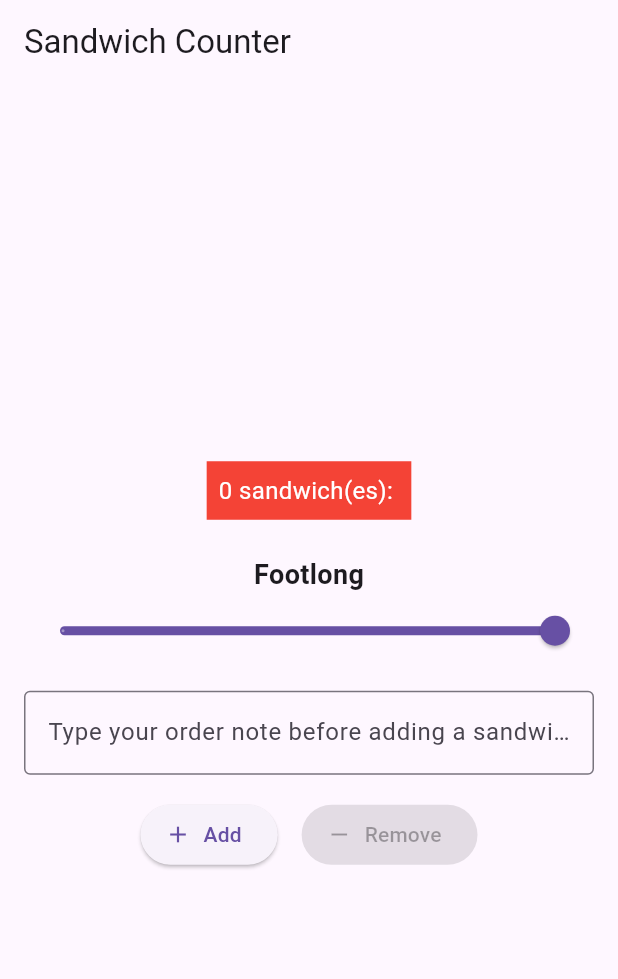
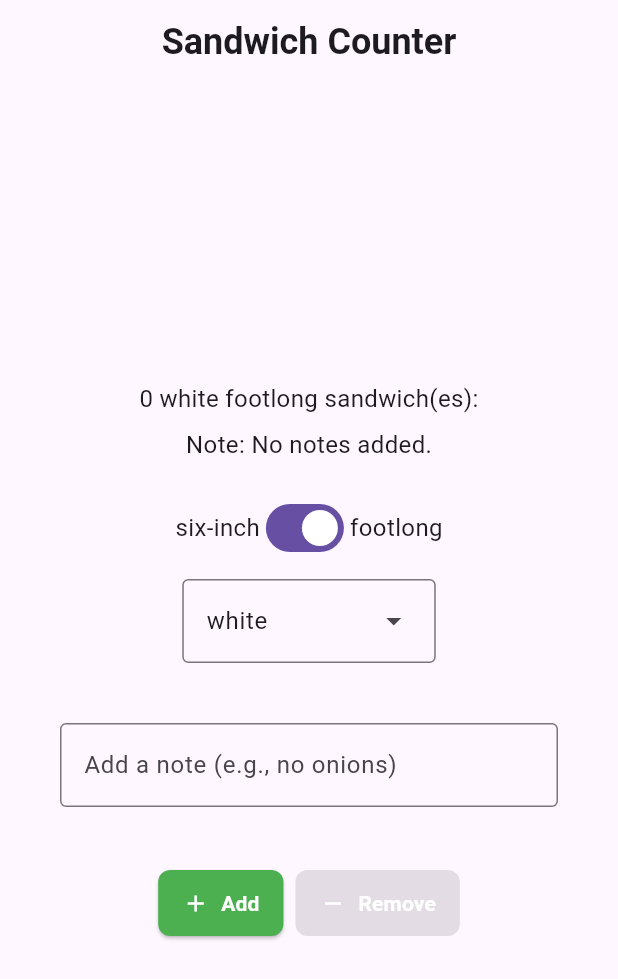
Before and after one commit to Oskar-Wieczorek-2005/first_app, a Flutter app: the screen it shows after launch, on a phone screen of 412 x 824 dp. Shown: the top 979 px of the screen. Run offline on Flutter 3.47's test engine with Material 3 defaults, Android fonts, the phone set to English and light mode, and no system bars.

Commit message:
inmliment all give code and fix errors

```diff
--- a/lib/main.dart
+++ b/lib/main.dart
@@ -1,5 +1,8 @@
 import 'package:flutter/material.dart';
 import 'views/app_styles.dart';
+import 'repositories/order_repository.dart';
+
+enum BreadType { white, wheat, wholemeal }
 
 void main() {
   runApp(const App()); //Hi Ozi <3 I love you so much :) - A.W
@@ -17,150 +20,232 @@ class App extends StatelessWidget {
   }
 }
 
-class OrderItemDisplay extends StatelessWidget {
-  final int quantity;
-  final List<String> descriptions;
+/// A reusable styled button widget
+class StyledButton extends StatelessWidget {
+  final VoidCallback? onPressed;
+  final IconData icon;
+  final String label;
+  final Color backgroundColor;
 
-  const OrderItemDisplay(this.quantity, this.descriptions, {super.key});
+  const StyledButton({
+    super.key,
+    required this.onPressed,
+    required this.icon,
+    required this.label,
+    required this.backgroundColor,
+  });
 
   @override
   Widget build(BuildContext context) {
-    return Container(
-      color: Colors.red,
-      padding: const EdgeInsets.all(8.0),
-      margin: const EdgeInsets.symmetric(vertical: 8.0),
-      child: Column(
-        crossAxisAlignment: CrossAxisAlignment.start,
-        children: [
-          Text(
-            '$quantity sandwich(es): ${'🥪' * quantity}',
-            style: const TextStyle(color: Colors.white, fontSize: 16),
+    return ElevatedButton.icon(
+      onPressed: onPressed,
+      icon: Icon(icon, color: Colors.white),
+      label: Text(
+        label,
+        style: const TextStyle(
+          color: Colors.white,
+          fontWeight: FontWeight.bold,
         ),
-          if (descriptions.isNotEmpty)
-            Column(
-              crossAxisAlignment: CrossAxisAlignment.start,
-              children: descriptions
-                  .asMap()
-                  .entries
-                  .map((entry) => Text(
-                        'Sandwich ${entry.key + 1}: ${entry.value}',
-                        style: const TextStyle(color: Colors.white70),
-                      ))
-                  .toList(),
       ),
-        ],
+      style: ElevatedButton.styleFrom(
+        backgroundColor: backgroundColor,
+        padding: const EdgeInsets.symmetric(horizontal: 16, vertical: 12),
+        shape: RoundedRectangleBorder(
+          borderRadius: BorderRadius.circular(8),
+        ),
       ),
     );
   }
 }
 
+/// Displays the order item information (quantity, bread type, notes, etc.)
+class OrderItemDisplay extends StatelessWidget {
+  final int quantity;
+  final String itemType;
+  final BreadType breadType;
+  final String orderNote;
+
+  const OrderItemDisplay({
+    super.key,
+    required this.quantity,
+    required this.itemType,
+    required this.breadType,
+    required this.orderNote,
+  });
+
+  @override
+  Widget build(BuildContext context) {
+    String displayText =
+        '$quantity ${breadType.name} $itemType sandwich(es): ${'🥪' * quantity}';
+
+    return Column(
+      children: [
+        Text(
+          displayText,
+          style: normalText,
+          textAlign: TextAlign.center,
+        ),
+        const SizedBox(height: 8),
+        Text(
+          'Note: $orderNote',
+          style: normalText,
+        ),
+      ],
+    );
+  }
+}
+
+/// Main order screen widget
 class OrderScreen extends StatefulWidget {
   final int maxQuantity;
 
   const OrderScreen({super.key, this.maxQuantity = 10});
 
   @override
-  State<OrderScreen> createState() => _OrderScreenState();
+  State<OrderScreen> createState() {
+    return _OrderScreenState();
+  }
 }
 
 class _OrderScreenState extends State<OrderScreen> {
-  int _quantity = 0;
-  final List<String> _descriptions = [];
-  final TextEditingController _descriptionController = TextEditingController();
-  double _sandwichTypeValue = 1; // 0 = Six-inch, 1 = Footlong
+  late final OrderRepository _orderRepository;
+  final TextEditingController _notesController = TextEditingController();
+  bool _isFootlong = true;
+  BreadType _selectedBreadType = BreadType.white;
 
-  void _increaseQuantity() {
-    if (_quantity < widget.maxQuantity) {
-      setState(() {
-        final type = _sandwichTypeValue == 1 ? 'Footlong' : 'Six-inch';
-        final noteText = _descriptionController.text.trim();
-        _descriptions
-            .add('[$type] ${noteText.isEmpty ? "(No note)" : noteText}');
-        _quantity++;
-        _descriptionController.clear();
+  @override
+  void initState() {
+    super.initState();
+    _orderRepository = OrderRepository(maxQuantity: widget.maxQuantity);
+    _notesController.addListener(() {
+      setState(() {});
     });
-    }
-  }
-
-  void _decreaseQuantity() {
-    if (_quantity > 0) {
-      setState(() {
-        _quantity--;
-        _descriptions.removeLast();
-      });
-    }
   }
 
   @override
   void dispose() {
-    _descriptionController.dispose();
+    _notesController.dispose();
     super.dispose();
+  }
+
+  VoidCallback? _getIncreaseCallback() {
+    if (_orderRepository.canIncrement) {
+      return () => setState(_orderRepository.increment);
+    }
+    return null;
+  }
+
+  VoidCallback? _getDecreaseCallback() {
+    if (_orderRepository.canDecrement) {
+      return () => setState(_orderRepository.decrement);
+    }
+    return null;
+  }
+
+  void _onSandwichTypeChanged(bool value) {
+    setState(() => _isFootlong = value);
+  }
+
+  void _onBreadTypeSelected(BreadType? value) {
+    if (value != null) {
+      setState(() => _selectedBreadType = value);
+    }
+  }
+
+  List<DropdownMenuEntry<BreadType>> _buildDropdownEntries() {
+    List<DropdownMenuEntry<BreadType>> entries = [];
+    for (BreadType bread in BreadType.values) {
+      DropdownMenuEntry<BreadType> newEntry = DropdownMenuEntry<BreadType>(
+        value: bread,
+        label: bread.name,
+      );
+      entries.add(newEntry);
+    }
+    return entries;
   }
 
   @override
   Widget build(BuildContext context) {
+    String sandwichType = _isFootlong ? 'footlong' : 'six-inch';
+
+    String noteForDisplay = _notesController.text.isEmpty
+        ? 'No notes added.'
+        : _notesController.text;
+
     return Scaffold(
       appBar: AppBar(
-        title: const Text('Sandwich Counter'),
+        title: const Text(
+          'Sandwich Counter',
+          style: heading1,
         ),
-      body: Padding(
-        padding: const EdgeInsets.all(16.0),
+        centerTitle: true,
+      ),
+      body: Center(
+        child: SingleChildScrollView(
+          padding: const EdgeInsets.symmetric(horizontal: 20, vertical: 30),
           child: Column(
             mainAxisAlignment: MainAxisAlignment.center,
             children: <Widget>[
-            OrderItemDisplay(_quantity, _descriptions),
-            const SizedBox(height: 16),
-            Column(
-              children: [
-                Text(
-                  _sandwichTypeValue == 1 ? 'Footlong' : 'Six-inch',
-                  style: const TextStyle(
-                      fontSize: 18, fontWeight: FontWeight.bold),
+              OrderItemDisplay(
+                quantity: _orderRepository.quantity,
+                itemType: sandwichType,
+                breadType: _selectedBreadType,
+                orderNote: noteForDisplay,
               ),
-                Slider(
-                  value: _sandwichTypeValue,
-                  min: 0,
-                  max: 1,
-                  divisions: 1,
-                  label: _sandwichTypeValue == 1 ? 'Footlong' : 'Six-inch',
-                  onChanged: (value) {
-                    setState(() {
-                      _sandwichTypeValue = value;
-                    });
-                  },
-                ),
-              ],
-            ),
-            const SizedBox(height: 16),
-            TextField(
-              controller: _descriptionController,
-              decoration: const InputDecoration(
-                labelText: 'Type your order note before adding a sandwich',
-                border: OutlineInputBorder(),
-              ),
-            ),
-            const SizedBox(height: 16),
+              const SizedBox(height: 20),
               Row(
                 mainAxisAlignment: MainAxisAlignment.center,
                 children: [
-                ElevatedButton.icon(
-                  onPressed: _quantity >= widget.maxQuantity
-                      ? null
-                      : _increaseQuantity,
-                  icon: const Icon(Icons.add),
-                  label: const Text('Add'),
+                  const Text('six-inch', style: normalText),
+                  Switch(
+                    value: _isFootlong,
+                    onChanged: _onSandwichTypeChanged,
                   ),
-                const SizedBox(width: 16),
-                ElevatedButton.icon(
-                  onPressed: _quantity > 0 ? _decreaseQuantity : null,
-                  icon: const Icon(Icons.remove),
-                  label: const Text('Remove'),
+                  const Text('footlong', style: normalText),
+                ],
+              ),
+              const SizedBox(height: 10),
+              DropdownMenu<BreadType>(
+                textStyle: normalText,
+                initialSelection: _selectedBreadType,
+                onSelected: _onBreadTypeSelected,
+                dropdownMenuEntries: _buildDropdownEntries(),
+              ),
+              const SizedBox(height: 20),
+              Padding(
+                padding: const EdgeInsets.all(20.0),
+                child: TextField(
+                  key: const Key('notes_textfield'),
+                  controller: _notesController,
+                  decoration: const InputDecoration(
+                    border: OutlineInputBorder(),
+                    labelText: 'Add a note (e.g., no onions)',
+                  ),
+                ),
+              ),
+              const SizedBox(height: 20),
+              Row(
+                mainAxisAlignment: MainAxisAlignment.center,
+                children: [
+                  StyledButton(
+                    onPressed: _getIncreaseCallback(),
+                    icon: Icons.add,
+                    label: 'Add',
+                    backgroundColor: Colors.green,
+                  ),
+                  const SizedBox(width: 8),
+                  StyledButton(
+                    onPressed: _getDecreaseCallback(),
+                    icon: Icons.remove,
+                    label: 'Remove',
+                    backgroundColor: Colors.red,
                   ),
                 ],
               ),
             ],
           ),
         ),
+      ),
     );
   }
 }
```
Lines whose indentation alone changed are shown as unchanged.
